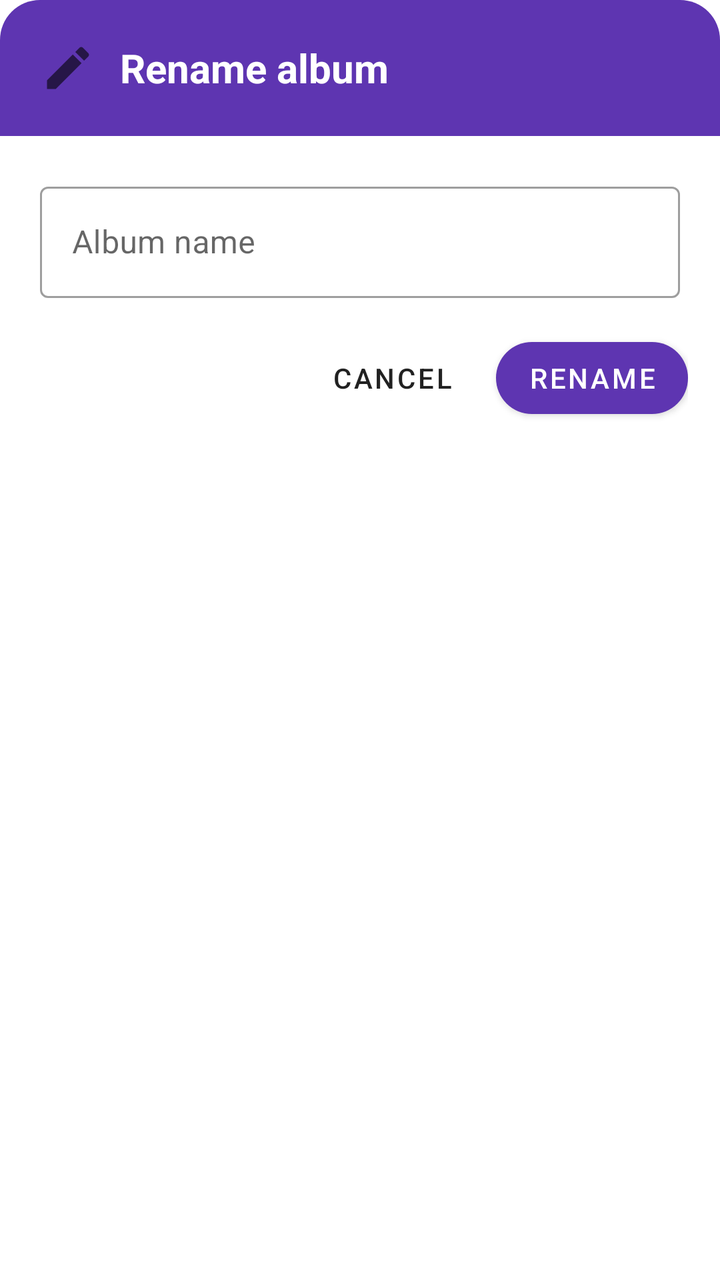
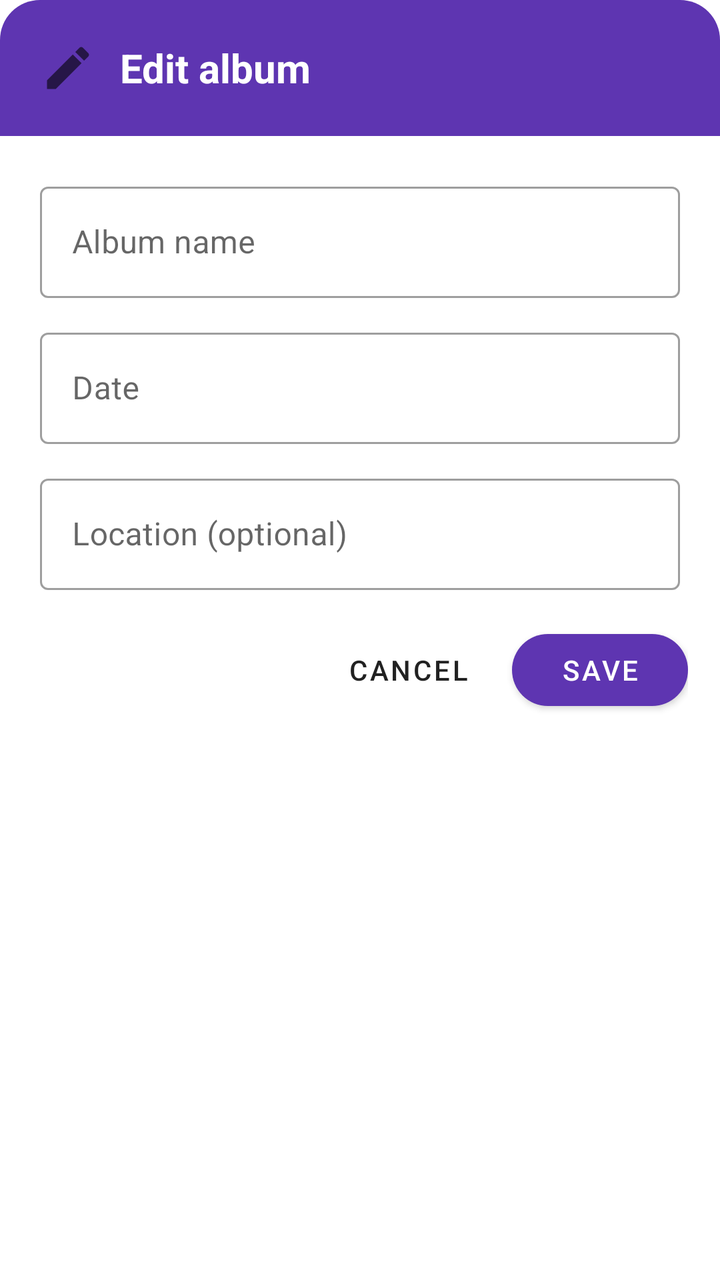

The first picture is an Android layout as it rendered before a commit; the second is the same layout after the commit. The layout source and the unified diff follow.
<!-- AndroidManifest.xml: application theme Theme.ZohaBehi -->
<!-- res/layout/dialog_rename_album.xml -->
<?xml version="1.0" encoding="utf-8"?>
<LinearLayout xmlns:android="http://schemas.android.com/apk/res/android"
    xmlns:app="http://schemas.android.com/apk/res-auto"
    android:layout_width="match_parent"
    android:layout_height="wrap_content"
    android:background="@drawable/bg_dialog"
    android:orientation="vertical">

    <LinearLayout
        android:layout_width="match_parent"
        android:layout_height="wrap_content"
        android:background="@drawable/bg_dialog_header"
        android:gravity="center_vertical"
        android:orientation="horizontal"
        android:padding="20dp">

        <ImageView
            android:layout_width="28dp"
            android:layout_height="28dp"
            android:importantForAccessibility="no"
            android:src="@drawable/ic_rename" />

        <TextView
            android:layout_width="wrap_content"
            android:layout_height="wrap_content"
            android:layout_marginStart="12dp"
            android:text="@string/rename_album"
            android:textColor="@android:color/white"
            android:textSize="20sp"
            android:textStyle="bold" />
    </LinearLayout>

    <LinearLayout
        android:layout_width="match_parent"
        android:layout_height="wrap_content"
        android:orientation="vertical"
        android:paddingStart="20dp"
        android:paddingTop="20dp"
        android:paddingEnd="20dp">

        <com.google.android.material.textfield.TextInputLayout
            android:id="@+id/tilName"
            style="@style/Widget.MaterialComponents.TextInputLayout.OutlinedBox"
            android:layout_width="match_parent"
            android:layout_height="wrap_content"
            android:hint="@string/album_name">

            <com.google.android.material.textfield.TextInputEditText
                android:id="@+id/albumName"
                android:layout_width="match_parent"
                android:layout_height="wrap_content"
                android:inputType="textCapWords"
                android:maxLines="1" />
        </com.google.android.material.textfield.TextInputLayout>
    </LinearLayout>

    <LinearLayout
        android:layout_width="match_parent"
        android:layout_height="wrap_content"
        android:gravity="end"
        android:orientation="horizontal"
        android:padding="16dp">

        <com.google.android.material.button.MaterialButton
            android:id="@+id/btnCancel"
            style="@style/Widget.MaterialComponents.Button.TextButton"
            android:layout_width="wrap_content"
            android:layout_height="wrap_content"
            android:text="@string/cancel"
            android:textColor="?android:attr/textColorPrimary" />

        <com.google.android.material.button.MaterialButton
            android:id="@+id/btnRename"
            android:layout_width="wrap_content"
            android:layout_height="wrap_content"
            android:layout_marginStart="8dp"
            android:text="@string/rename"
            android:textColor="@android:color/white"
            app:cornerRadius="20dp" />
    </LinearLayout>

</LinearLayout>
<!-- resources referenced by this layout -->
<resources>
  <!-- drawable bg_dialog (drawable) -->
  <?xml version="1.0" encoding="utf-8"?>
  <shape xmlns:android="http://schemas.android.com/apk/res/android">
      <solid android:color="?attr/colorSurface" />
      <corners android:radius="20dp" />
  </shape>
  <!-- drawable bg_dialog_header (drawable) -->
  <?xml version="1.0" encoding="utf-8"?>
  <shape xmlns:android="http://schemas.android.com/apk/res/android">
      <solid android:color="@color/primary" />
      <corners
          android:topLeftRadius="20dp"
          android:topRightRadius="20dp" />
  </shape>
  <!-- drawable ic_rename (drawable) -->
  <vector xmlns:android="http://schemas.android.com/apk/res/android"
      android:width="24dp"
      android:height="24dp"
      android:viewportWidth="24"
      android:viewportHeight="24"
      android:tint="?attr/colorControlNormal">
      <path
          android:fillColor="@android:color/white"
          android:pathData="M3,17.25V21h3.75L17.81,9.94l-3.75,-3.75L3,17.25zM20.71,7.04c0.39,-0.39 0.39,-1.02 0,-1.41l-2.34,-2.34c-0.39,-0.39 -1.02,-0.39 -1.41,0l-1.83,1.83 3.75,3.75 1.83,-1.83z" />
  </vector>
  <string name="album_name">Album name</string>
  <string name="cancel">Cancel</string>
  <string name="rename">Rename</string>
  <string name="rename_album">Rename album</string>
  <style name="Theme.ZohaBehi" parent="Theme.MaterialComponents.DayNight.DarkActionBar">
          <item name="colorPrimary">@color/primary</item>
          <item name="colorPrimaryVariant">@color/primary_dark</item>
          <item name="colorOnPrimary">@android:color/white</item>
          <item name="colorSecondary">@color/accent</item>
          <item name="colorSecondaryVariant">@color/accent</item>
          <item name="colorOnSecondary">@android:color/black</item>
          <item name="android:statusBarColor">@color/primary_dark</item>
          <item name="alertDialogTheme">@style/ThemeOverlay.Behi.AlertDialog</item>
          <item name="materialAlertDialogTheme">@style/ThemeOverlay.Behi.AlertDialog</item>
      </style>
  <color name="primary">#5E35B1</color>
  <color name="primary_dark">#4527A0</color>
  <color name="accent">#FF8A65</color>
  <style name="ThemeOverlay.Behi.AlertDialog" parent="ThemeOverlay.MaterialComponents.Dialog.Alert">
          <item name="colorPrimary">@color/dialog_button</item>
      </style>
  <color name="dialog_button">#7E57C2</color>
</resources>

<!-- the commit's change to res/layout/dialog_rename_album.xml (unified diff, before → after) -->
@@ -24,7 +24,7 @@
             android:layout_width="wrap_content"
             android:layout_height="wrap_content"
             android:layout_marginStart="12dp"
-            android:text="@string/rename_album"
+            android:text="@string/edit_album"
             android:textColor="@android:color/white"
             android:textSize="20sp"
             android:textStyle="bold" />
@@ -52,6 +52,38 @@
                 android:inputType="textCapWords"
                 android:maxLines="1" />
         </com.google.android.material.textfield.TextInputLayout>
+
+        <com.google.android.material.textfield.TextInputLayout
+            style="@style/Widget.MaterialComponents.TextInputLayout.OutlinedBox"
+            android:layout_width="match_parent"
+            android:layout_height="wrap_content"
+            android:layout_marginTop="12dp"
+            android:hint="@string/album_date">
+
+            <com.google.android.material.textfield.TextInputEditText
+                android:id="@+id/albumDate"
+                android:layout_width="match_parent"
+                android:layout_height="wrap_content"
+                android:clickable="true"
+                android:cursorVisible="false"
+                android:focusable="false"
+                android:inputType="none" />
+        </com.google.android.material.textfield.TextInputLayout>
+
+        <com.google.android.material.textfield.TextInputLayout
+            style="@style/Widget.MaterialComponents.TextInputLayout.OutlinedBox"
+            android:layout_width="match_parent"
+            android:layout_height="wrap_content"
+            android:layout_marginTop="12dp"
+            android:hint="@string/album_location">
+
+            <com.google.android.material.textfield.TextInputEditText
+                android:id="@+id/albumLocation"
+                android:layout_width="match_parent"
+                android:layout_height="wrap_content"
+                android:inputType="textCapWords"
+                android:maxLines="1" />
+        </com.google.android.material.textfield.TextInputLayout>
     </LinearLayout>
 
     <LinearLayout
@@ -74,7 +106,7 @@
             android:layout_width="wrap_content"
             android:layout_height="wrap_content"
             android:layout_marginStart="8dp"
-            android:text="@string/rename"
+            android:text="@string/save"
             android:textColor="@android:color/white"
             app:cornerRadius="20dp" />
     </LinearLayout>
<!-- resource entries referenced after the edit -->
@@ -25,10 +25,12 @@
           android:fillColor="@android:color/white"
           android:pathData="M3,17.25V21h3.75L17.81,9.94l-3.75,-3.75L3,17.25zM20.71,7.04c0.39,-0.39 0.39,-1.02 0,-1.41l-2.34,-2.34c-0.39,-0.39 -1.02,-0.39 -1.41,0l-1.83,1.83 3.75,3.75 1.83,-1.83z" />
   </vector>
+  <string name="album_date">Date</string>
+  <string name="album_location">Location (optional)</string>
   <string name="album_name">Album name</string>
   <string name="cancel">Cancel</string>
-  <string name="rename">Rename</string>
-  <string name="rename_album">Rename album</string>
+  <string name="edit_album">Edit album</string>
+  <string name="save">Save</string>
   <style name="Theme.ZohaBehi" parent="Theme.MaterialComponents.DayNight.DarkActionBar">
           <item name="colorPrimary">@color/primary</item>
           <item name="colorPrimaryVariant">@color/primary_dark</item>
